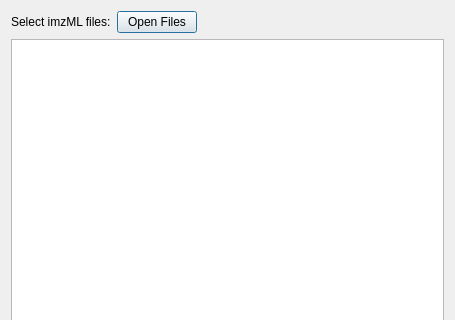
Before: the Qt Designer form resources/views/MsiImportDialog.ui in swinnenteam/LipidQMap, drawn with Qt 5; both pictures show x 0 to 455 and y 0 to 320 of the 455 by 806 pixel window.
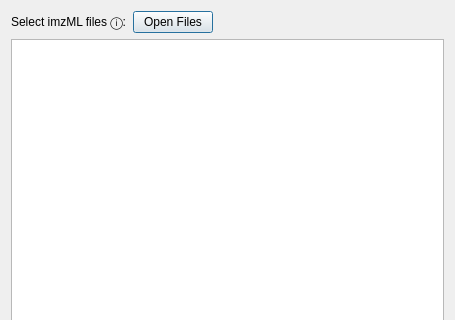
After: the same form once the commit is applied.

```diff
--- a/resources/views/MsiImportDialog.ui
+++ b/resources/views/MsiImportDialog.ui
@@ -19,7 +19,7 @@
      <item>
       <widget class="QLabel" name="label">
        <property name="text">
-        <string>Select imzML files:</string>
+        <string>Select imzML files ⓘ:</string>
        </property>
       </widget>
      </item>
```
Left out of the diff: 3 changed lines with no effect on the pictures.
